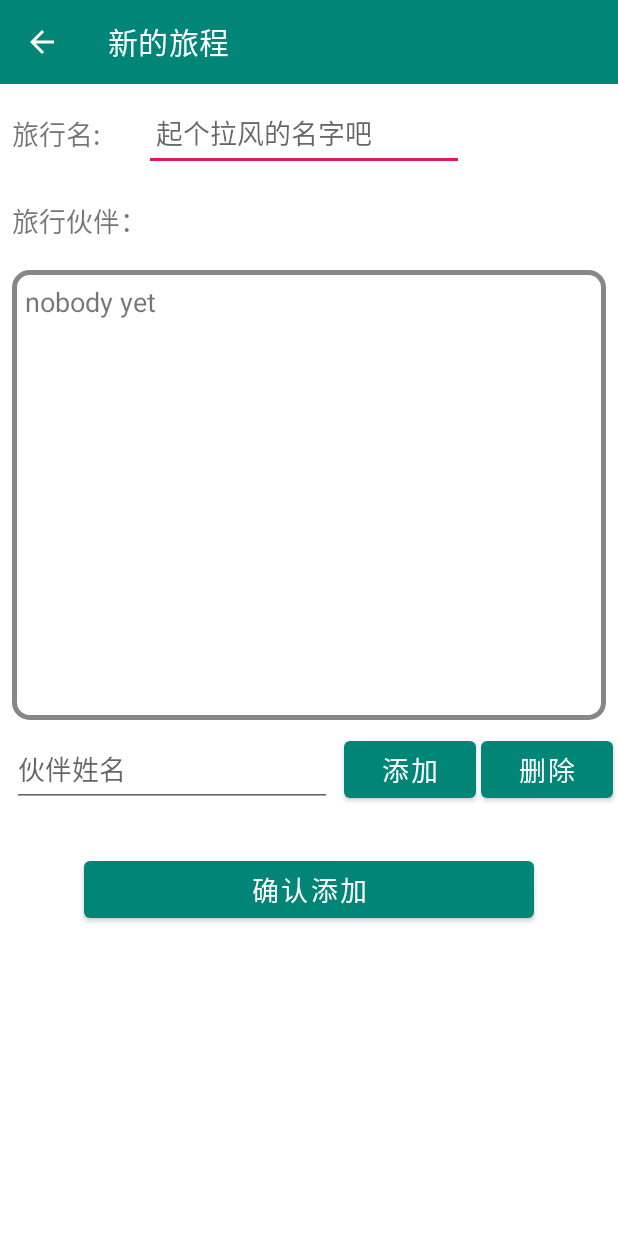
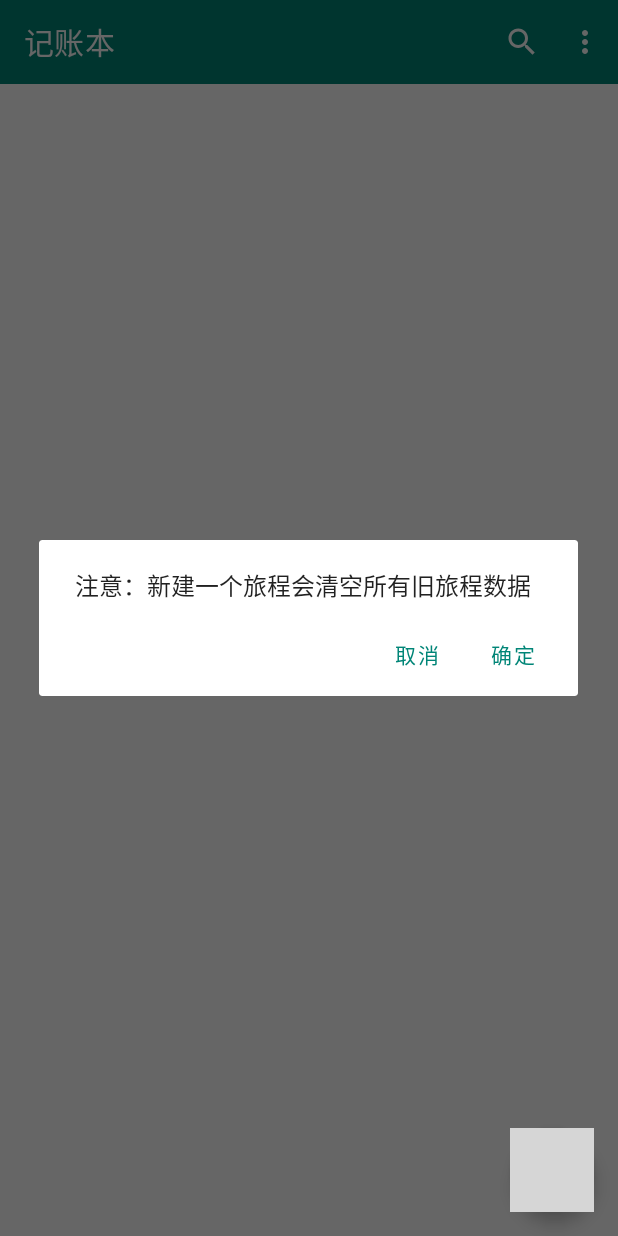
Before and after one commit to xkw168/Account-book, an Android app: the screen it shows after launch (NewJourneyActivity before the commit, MainActivity after it), in the options menu, after a tap on "新的旅程", on a phone screen of 412 x 824 dp. Run offline under Robolectric (Android 15) with nearby library versions, the phone set to English and light mode, and no system bars; libraries missing offline, so code that uses them is left out: io.github.luizgrp.sectionedrecyclerviewadapter; 5 statements that could not run were skipped; grey boxes are pictures that could not be loaded.

Commit message:
version 2.0

```diff
--- a/app/src/main/java/com/example/account_book/AddAccountActivity.java
+++ b/app/src/main/java/com/example/account_book/AddAccountActivity.java
@@ -66,7 +66,7 @@ public class AddAccountActivity extends AppCompatActivity implements View.OnClic
         btSubmit.setOnClickListener(this);
 
         tvTime.setText(String.format("时间: %s", TimeUtils.now()));
-        ArrayAdapter<String> peopleAdapter = new ArrayAdapter<String>(this, android.R.layout.simple_spinner_item, peopleList);
+        ArrayAdapter<String> peopleAdapter = new ArrayAdapter<String>(this, android.R.layout.simple_spinner_dropdown_item, peopleList);
         spPerson.setAdapter(peopleAdapter);
     }
 
--- a/app/src/main/java/com/example/account_book/MainActivity.java
+++ b/app/src/main/java/com/example/account_book/MainActivity.java
@@ -10,6 +10,7 @@ import android.support.design.widget.FloatingActionButton;
 import android.support.v4.graphics.drawable.DrawableCompat;
 import android.support.v4.view.MenuItemCompat;
 import android.support.v4.widget.SwipeRefreshLayout;
+import android.support.v7.app.AlertDialog;
 import android.support.v7.app.AppCompatActivity;
 import android.support.v7.widget.LinearLayoutManager;
 import android.support.v7.widget.RecyclerView;
@@ -22,7 +23,6 @@ import android.widget.Toast;
 import com.example.account_book.util.DBHelper;
 
 import java.util.ArrayList;
-import java.util.List;
 import java.util.Objects;
 
 public class MainActivity extends AppCompatActivity implements SearchView.OnQueryTextListener {
@@ -33,6 +33,7 @@ public class MainActivity extends AppCompatActivity implements SearchView.OnQuer
      */
     private final static String ACCOUNTS_INFO = "accounts";
     private final static int ADD_ACCOUNT = 0x0001;
+    private final static int NEW_JOURNEY = 0x0002;
 
     public static int OFFSET = 0;
     public static int LIMIT = 30;
@@ -98,8 +99,7 @@ public class MainActivity extends AppCompatActivity implements SearchView.OnQuer
                 onBackPressed();
                 break;
             case R.id.action_new_journey:
-                Intent intent1 = new Intent(MainActivity.this, NewJourneyActivity.class);
-                startActivity(intent1);
+                showNewJourneyAlertDialog();
                 break;
             case R.id.action_summary:
                 Intent intent2 = new Intent(MainActivity.this, SummaryActivity.class);
@@ -125,6 +125,10 @@ public class MainActivity extends AppCompatActivity implements SearchView.OnQuer
                 mAccountAdapter.addAccount(newAccount);
             }else {
                 showToast("未添加账单");
+            }
+        }else if (requestCode == NEW_JOURNEY){
+            if (resultCode == 1){
+                Objects.requireNonNull(getSupportActionBar()).setTitle(data.getStringExtra(NewJourneyActivity.DES));
             }
         }
         super.onActivityResult(requestCode, resultCode, data);
@@ -215,6 +219,30 @@ public class MainActivity extends AppCompatActivity implements SearchView.OnQuer
         Toast.makeText(MainActivity.this, toastMessage, Toast.LENGTH_SHORT).show();
     }
 
+    private void showNewJourneyAlertDialog(){
+        AlertDialog.Builder builder = new AlertDialog.Builder(this);
+        builder.setMessage("注意：新建一个旅程会清空所有旧旅程数据");
+        builder.setPositiveButton("确定", ((dialogInterface, i) -> {
+            Intent intent1 = new Intent(MainActivity.this, NewJourneyActivity.class);
+            startActivityForResult(intent1, NEW_JOURNEY);
+        }));
+        builder.setNegativeButton("取消", ((dialogInterface, i) -> {}));
+
+        builder.create().show();
+    }
+
+    private void newJourneyDialog(){
+        AlertDialog.Builder builder = new AlertDialog.Builder(this);
+        builder.setMessage("你还未创建旅程，是否新建旅程信息？");
+        builder.setPositiveButton("确定", ((dialogInterface, i) -> {
+            Intent intent1 = new Intent(MainActivity.this, NewJourneyActivity.class);
+            startActivityForResult(intent1, NEW_JOURNEY);
+        }));
+        builder.setNegativeButton("取消", ((dialogInterface, i) -> {}));
+
+        builder.create().show();
+    }
+
     @Override
     public void onPointerCaptureChanged(boolean hasCapture) {
 
@@ -223,5 +251,9 @@ public class MainActivity extends AppCompatActivity implements SearchView.OnQuer
     public void loadData() {
         SharedPreferences preferences = getSharedPreferences("journey_data", MODE_PRIVATE);
         destination = preferences.getString("destination", "记账本");
+        if (destination != null & destination.equals("记账本")){
+            newJourneyDialog();
+        }
     }
+
 }
--- a/app/src/main/java/com/example/account_book/NewJourneyActivity.java
+++ b/app/src/main/java/com/example/account_book/NewJourneyActivity.java
@@ -23,6 +23,7 @@ import java.util.Objects;
 public class NewJourneyActivity extends AppCompatActivity implements View.OnClickListener{
 
     private static final String TAG = NewJourneyActivity.class.getSimpleName();
+    public static final String DES = "destination";
 
     /**
      * UI
@@ -100,6 +101,10 @@ public class NewJourneyActivity extends AppCompatActivity implements View.OnClic
                 if (!destination.isEmpty()){
                     saveData();
                     showToast("成功添加旅程");
+                    new DBHelper(this).emptyTable();
+                    Intent data = new Intent();
+                    data.putExtra(DES, destination);
+                    setResult(1, data);
                     finish();
                 }else {
                     showToast("请输入旅程名");
--- a/app/src/main/java/com/example/account_book/util/DBHelper.java
+++ b/app/src/main/java/com/example/account_book/util/DBHelper.java
@@ -101,6 +101,11 @@ public class DBHelper extends SQLiteOpenHelper{
         db.close();
     }
 
+    public void emptyTable(){
+        SQLiteDatabase db = this.getWritableDatabase();
+        db.execSQL("delete from " + TABLE_NAME);
+    }
+
     public List<Account> queryAllAccount(){
         SQLiteDatabase db = this.getReadableDatabase();
 
--- a/app/src/main/res/layout/activity_summary.xml
+++ b/app/src/main/res/layout/activity_summary.xml
@@ -25,7 +25,6 @@
         android:layout_marginBottom="@dimen/normal_margin_vertical"
         android:layout_marginStart="@dimen/normal_margin_horizontal"
         android:layout_marginEnd="@dimen/normal_margin_horizontal"
-        app:layout_constraintEnd_toEndOf="parent"
         app:layout_constraintStart_toStartOf="parent"
         app:layout_constraintTop_toBottomOf="@+id/toolbar_summary"/>
 
@@ -40,7 +39,6 @@
         android:layout_marginBottom="@dimen/normal_margin_vertical"
         android:layout_marginStart="@dimen/normal_margin_horizontal"
         android:layout_marginEnd="@dimen/normal_margin_horizontal"
-        app:layout_constraintEnd_toEndOf="parent"
         app:layout_constraintStart_toStartOf="parent"
         app:layout_constraintTop_toBottomOf="@+id/summary_total" />
 </android.support.constraint.ConstraintLayout>
```
Also changed, not shown: app/src/main/java/com/example/account_book/SummaryActivity.java (+13 -4 lines).
